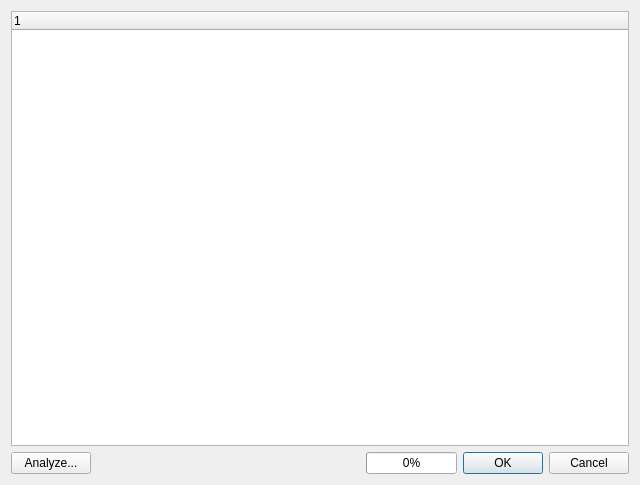
Before: the Qt Designer form cleanupDialog.ui in ValentinIllich/Automatic-Backup, drawn with Qt 5.
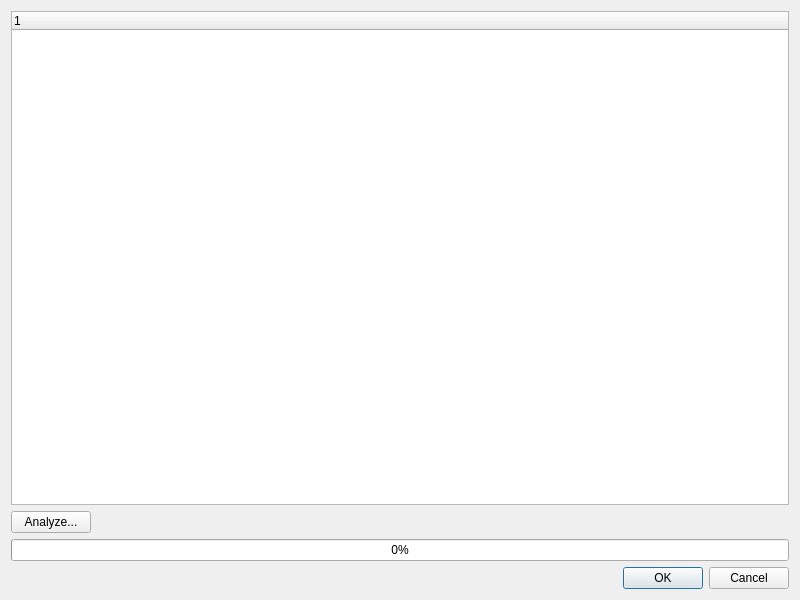
After: the same form once the commit is applied.

Commit message: using thread for cleanup file search, storing in own dirEntry tree

Diff of the .ui file:
```diff
--- a/cleanupDialog.ui
+++ b/cleanupDialog.ui
@@ -6,26 +6,30 @@
    <rect>
     <x>0</x>
     <y>0</y>
-    <width>640</width>
-    <height>485</height>
+    <width>800</width>
+    <height>600</height>
    </rect>
   </property>
   <property name="windowTitle">
    <string>File System Analyzer</string>
   </property>
+  <layout class="QGridLayout" name="gridLayout_2">
+   <item row="0" column="0">
   <layout class="QGridLayout" name="gridLayout">
    <item row="0" column="0">
-    <layout class="QVBoxLayout" name="verticalLayout">
-     <item>
       <widget class="QTreeWidget" name="treeView">
        <property name="toolTip">
         <string>Selected entries ma be shown in the operating
 system or deleted by the context menu.</string>
        </property>
-       <column/>
+       <column>
+        <property name="text">
+         <string notr="true">1</string>
+        </property>
+       </column>
       </widget>
      </item>
-     <item>
+     <item row="1" column="0">
       <layout class="QHBoxLayout" name="horizontalLayout">
        <item>
         <widget class="QPushButton" name="analyzebutt">
@@ -53,15 +57,23 @@
            <verstretch>0</verstretch>
           </sizepolicy>
          </property>
+         <property name="minimumSize">
+          <size>
+           <width>50</width>
+           <height>0</height>
+          </size>
+         </property>
          <property name="text">
           <string/>
          </property>
         </widget>
        </item>
-       <item>
+      </layout>
+     </item>
+     <item row="2" column="0">
         <widget class="QProgressBar" name="progressBar">
          <property name="sizePolicy">
-          <sizepolicy hsizetype="Fixed" vsizetype="Fixed">
+        <sizepolicy hsizetype="Expanding" vsizetype="Preferred">
            <horstretch>0</horstretch>
            <verstretch>0</verstretch>
           </sizepolicy>
@@ -70,6 +82,21 @@
           <number>0</number>
          </property>
         </widget>
+     </item>
+     <item row="3" column="0">
+      <layout class="QHBoxLayout" name="horizontalLayout_2">
+       <item>
+        <spacer name="horizontalSpacer">
+         <property name="orientation">
+          <enum>Qt::Horizontal</enum>
+         </property>
+         <property name="sizeHint" stdset="0">
+          <size>
+           <width>40</width>
+           <height>20</height>
+          </size>
+         </property>
+        </spacer>
        </item>
        <item>
         <widget class="QDialogButtonBox" name="buttonBox">
```
Lines whose indentation alone changed are shown as unchanged. The commit also changes 6 other files.
